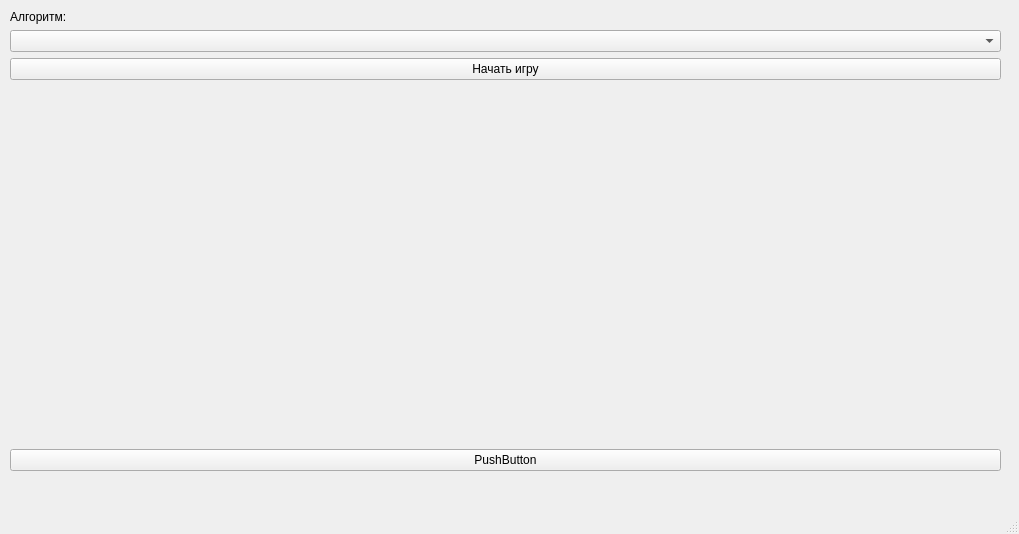
Qt form first.ui (chalex2k/checkers) before a commit.
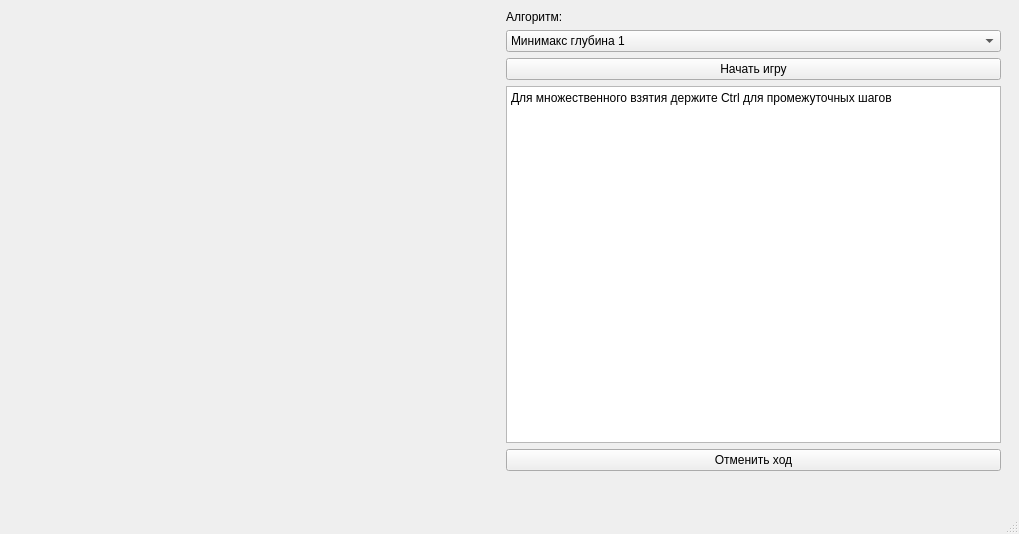
The same form after that commit.

What changed in the file:
```diff
--- a/first.ui
+++ b/first.ui
@@ -26,6 +26,19 @@
     <layout class="QHBoxLayout" name="horizontalLayout">
      <item>
       <layout class="QVBoxLayout" name="verticalLayout">
+       <item>
+        <spacer name="horizontalSpacer">
+         <property name="orientation">
+          <enum>Qt::Horizontal</enum>
+         </property>
+         <property name="sizeHint" stdset="0">
+          <size>
+           <width>40</width>
+           <height>20</height>
+          </size>
+         </property>
+        </spacer>
+       </item>
        <item>
         <layout class="QGridLayout" name="gridLayoutBoard"/>
        </item>
@@ -41,7 +54,38 @@
         </widget>
        </item>
        <item>
-        <widget class="QComboBox" name="comboBoxAlgo"/>
+        <widget class="QComboBox" name="comboBoxAlgo">
+         <item>
+          <property name="text">
+           <string>Минимакс глубина 1</string>
+          </property>
+         </item>
+         <item>
+          <property name="text">
+           <string>Минимакс глубина 2</string>
+          </property>
+         </item>
+         <item>
+          <property name="text">
+           <string>Минимакс глубина 3</string>
+          </property>
+         </item>
+         <item>
+          <property name="text">
+           <string>Минимакс глубина 4</string>
+          </property>
+         </item>
+         <item>
+          <property name="text">
+           <string>Минимакс глубина 5</string>
+          </property>
+         </item>
+         <item>
+          <property name="text">
+           <string>Минимакс глубина 6</string>
+          </property>
+         </item>
+        </widget>
        </item>
        <item>
         <widget class="QPushButton" name="pushButtonStart">
@@ -51,22 +95,16 @@
         </widget>
        </item>
        <item>
-        <spacer name="verticalSpacer">
-         <property name="orientation">
-          <enum>Qt::Vertical</enum>
+        <widget class="QPlainTextEdit" name="plainTextEditLog">
+         <property name="plainText">
+          <string>Для множественного взятия держите Ctrl для промежуточных шагов</string>
          </property>
-         <property name="sizeHint" stdset="0">
-          <size>
-           <width>20</width>
-           <height>40</height>
-          </size>
-         </property>
-        </spacer>
+        </widget>
        </item>
        <item>
         <widget class="QPushButton" name="pushButton">
          <property name="text">
-          <string>PushButton</string>
+          <string>Отменить ход</string>
          </property>
         </widget>
        </item>
```
